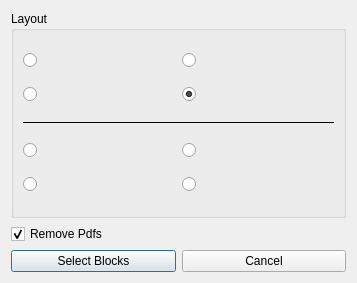
Old version of the form widgets/import_export/export_dwg_to_pdf.ui in the repository ebrahimraeyat/civilTools.
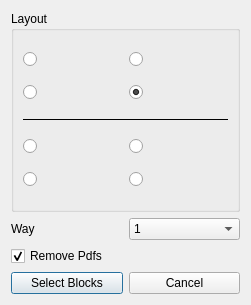
New version of the form. Icons and pictures are not drawn.

Commit message: Add automatic way for convert dwg to pdf

Patch:
```diff
--- a/widgets/import_export/export_dwg_to_pdf.ui
+++ b/widgets/import_export/export_dwg_to_pdf.ui
@@ -6,8 +6,8 @@
    <rect>
     <x>0</x>
     <y>0</y>
-    <width>357</width>
-    <height>283</height>
+    <width>251</width>
+    <height>305</height>
    </rect>
   </property>
   <property name="windowTitle">
@@ -176,6 +176,34 @@
      </layout>
     </widget>
    </item>
+   <item>
+    <layout class="QHBoxLayout" name="horizontalLayout">
+     <item>
+      <widget class="QLabel" name="label">
+       <property name="text">
+        <string>Way</string>
+       </property>
+      </widget>
+     </item>
+     <item>
+      <widget class="QComboBox" name="way_combobox">
+       <property name="currentText">
+        <string>2</string>
+       </property>
+       <item>
+        <property name="text">
+         <string>1</string>
+        </property>
+       </item>
+       <item>
+        <property name="text">
+         <string>2</string>
+        </property>
+       </item>
+      </widget>
+     </item>
+    </layout>
+   </item>
    <item>
     <widget class="QCheckBox" name="remove_pdf_checkbox">
      <property name="text">
```
The commit also changes 2 other files.
